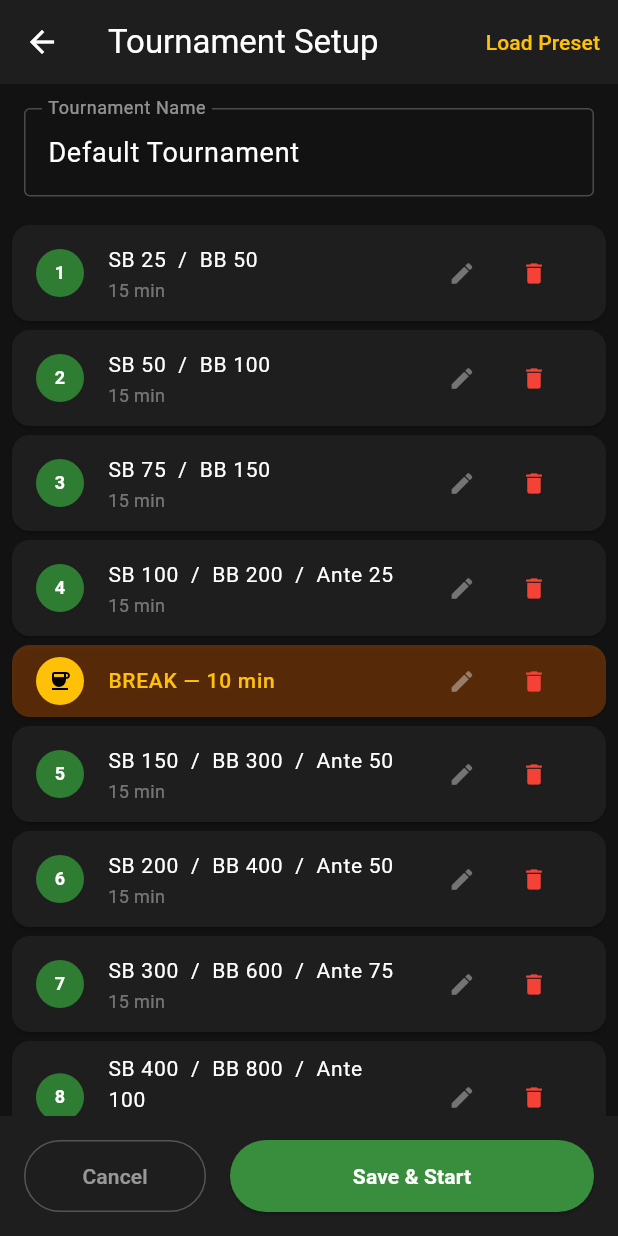
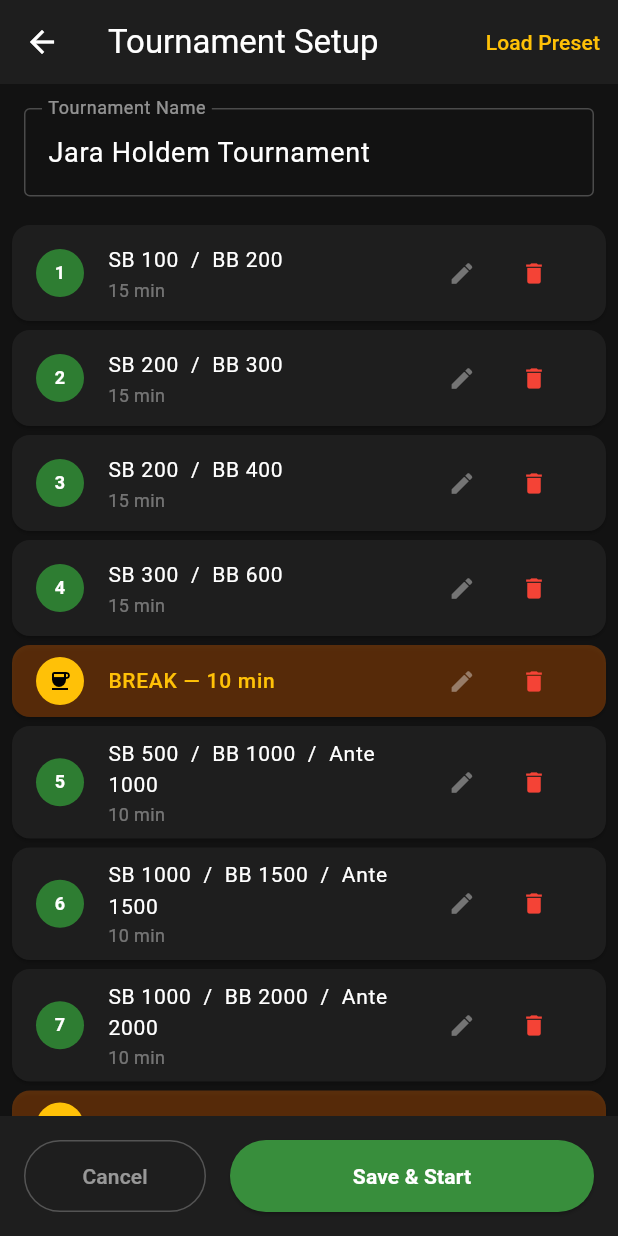
Before and after one commit to Blanche-jara/jara-holdem, a Flutter app: the SetupScreen screen opened directly, on a phone screen of 412 x 824 dp. Run offline on Flutter 3.47's test engine with Material 3 defaults, Android fonts, the phone set to English and light mode, and no system bars; our stand-ins replace audioplayers, shared_preferences, web; accounts and stored records are empty.

Commit message:
preset edit

```diff
--- a/lib/presets/default_presets.dart
+++ b/lib/presets/default_presets.dart
@@ -3,21 +3,17 @@ import '../models/break_level.dart';
 import '../models/tournament_structure.dart';
 
 final defaultStructure = TournamentStructure(
-  name: 'Default Tournament',
+  name: 'Jara Holdem Tournament',
   levels: [
-    const BlindLevel(level: 1, smallBlind: 25, bigBlind: 50, ante: 0, durationMinutes: 15),
-    const BlindLevel(level: 2, smallBlind: 50, bigBlind: 100, ante: 0, durationMinutes: 15),
-    const BlindLevel(level: 3, smallBlind: 75, bigBlind: 150, ante: 0, durationMinutes: 15),
-    const BlindLevel(level: 4, smallBlind: 100, bigBlind: 200, ante: 25, durationMinutes: 15),
+    const BlindLevel(level: 1, smallBlind: 100, bigBlind: 200, ante: 0, durationMinutes: 15),
+    const BlindLevel(level: 2, smallBlind: 200, bigBlind: 300, ante: 0, durationMinutes: 15),
+    const BlindLevel(level: 3, smallBlind: 200, bigBlind: 400, ante: 0, durationMinutes: 15),
+    const BlindLevel(level: 4, smallBlind: 300, bigBlind: 600, ante: 0, durationMinutes: 15),
     const BreakLevel(durationMinutes: 10),
-    const BlindLevel(level: 5, smallBlind: 150, bigBlind: 300, ante: 50, durationMinutes: 15),
-    const BlindLevel(level: 6, smallBlind: 200, bigBlind: 400, ante: 50, durationMinutes: 15),
-    const BlindLevel(level: 7, smallBlind: 300, bigBlind: 600, ante: 75, durationMinutes: 15),
-    const BlindLevel(level: 8, smallBlind: 400, bigBlind: 800, ante: 100, durationMinutes: 15),
+    const BlindLevel(level: 5, smallBlind: 500, bigBlind: 1000, ante: 1000, durationMinutes: 10),
+    const BlindLevel(level: 6, smallBlind: 1000, bigBlind: 1500, ante: 1500, durationMinutes: 10),
+    const BlindLevel(level: 7, smallBlind: 1000, bigBlind: 2000, ante: 2000, durationMinutes: 10),
     const BreakLevel(durationMinutes: 10),
-    const BlindLevel(level: 9, smallBlind: 500, bigBlind: 1000, ante: 100, durationMinutes: 15),
-    const BlindLevel(level: 10, smallBlind: 600, bigBlind: 1200, ante: 200, durationMinutes: 15),
-    const BlindLevel(level: 11, smallBlind: 800, bigBlind: 1600, ante: 200, durationMinutes: 15),
-    const BlindLevel(level: 12, smallBlind: 1000, bigBlind: 2000, ante: 300, durationMinutes: 15),
+    const BlindLevel(level: 8, smallBlind: 2000, bigBlind: 3000, ante: 3000, durationMinutes: 10),
   ],
 );
```
